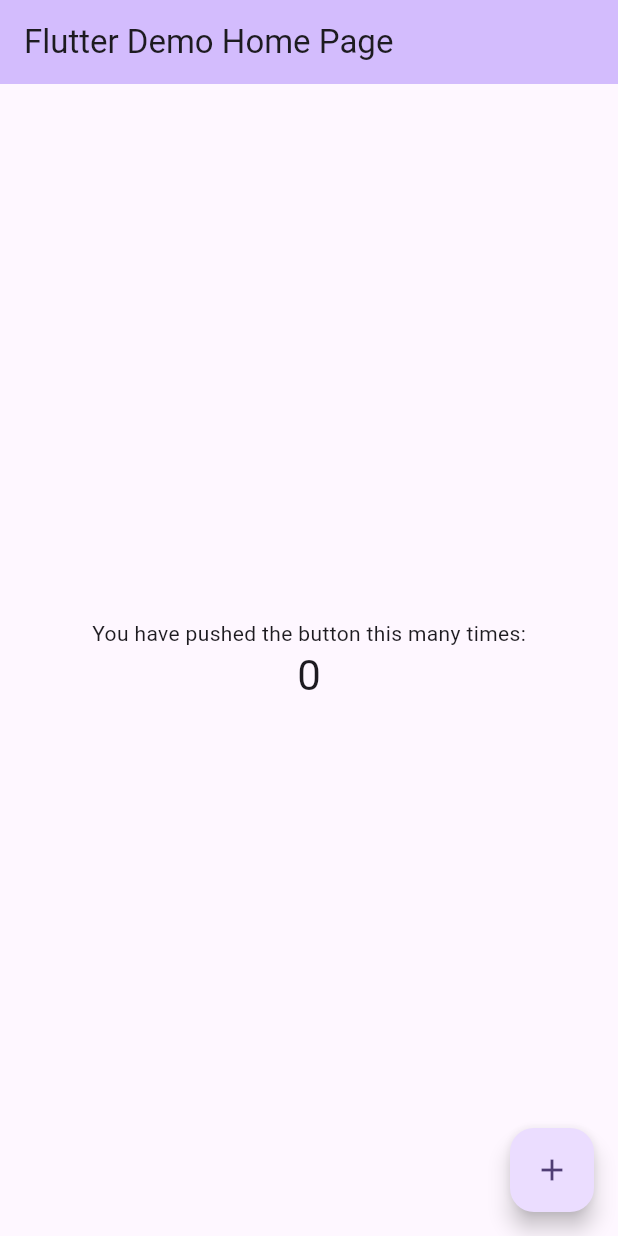
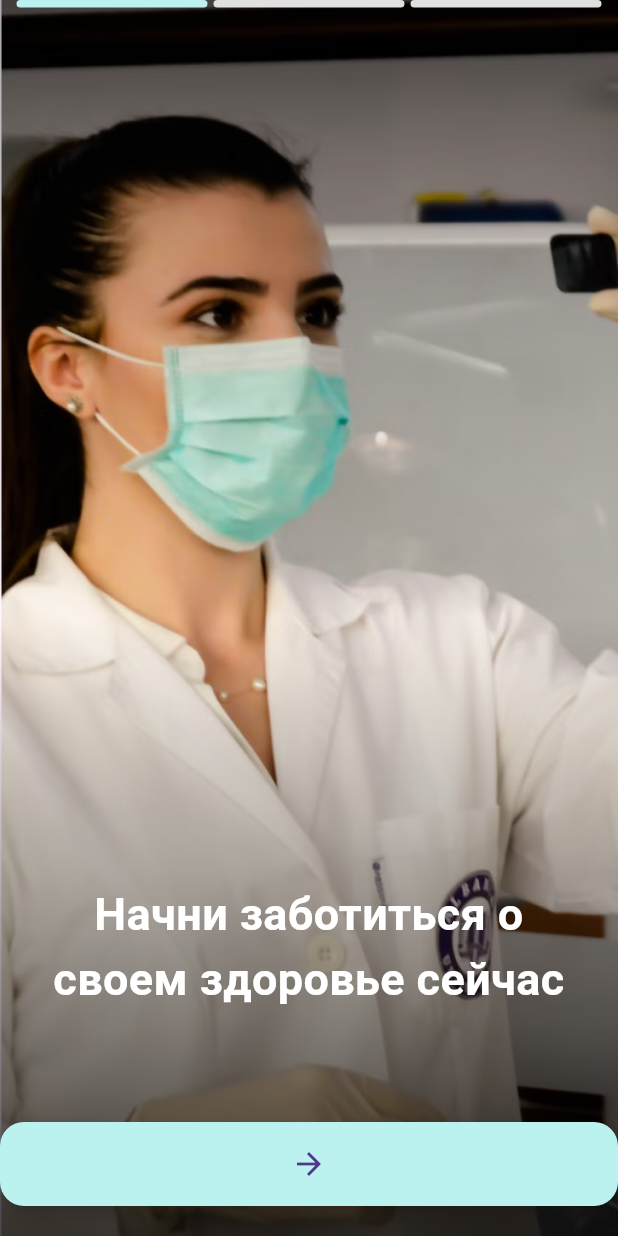
Before and after one commit to zzzhumashova/iHealth, a Flutter app: the screen it shows after launch, on a phone screen of 412 x 824 dp. Run offline on Flutter 3.47's test engine with Material 3 defaults, Android fonts, the phone set to English and light mode, and no system bars; our stand-ins replace carousel_slider, image_picker, shared_preferences.

Commit message:
Splash Screens

```diff
--- a/lib/features/homePage/main.dart
+++ /dev/null
@@ -1,19 +0,0 @@
-import 'package:flutter/material.dart';
-import 'package:ihealthapp/common_widgets/navigation.dart';
-// import 'package:ihealthapp/features/homePage/home.dart';
-
-
-void main() => runApp(const MyApp());
-
-class MyApp extends StatelessWidget {
-  const MyApp({super.key});
-
-  @override
-  Widget build(BuildContext context) {
-    return MaterialApp(
-      title: 'iHealth App',
-      theme: ThemeData(),
-      home: const NavigationPage(),
-    );
-  }
-}
--- /dev/null
+++ b/lib/features/splashPage/progress_bar.dart
@@ -0,0 +1,34 @@
+//progress_bar.dart
+import 'package:flutter/material.dart';
+
+class ProgressBar extends StatelessWidget {
+  final int currentPage;
+  final int pageCount;
+  final double barWidth;
+
+  const ProgressBar({
+    Key? key,
+    required this.currentPage,
+    required this.pageCount,
+    required this.barWidth,
+  }) : super(key: key);
+
+  @override
+  Widget build(BuildContext context) {
+    return Row(
+      mainAxisAlignment: MainAxisAlignment.center,
+      children: List.generate(
+        pageCount,
+        (index) => Container(
+          width: barWidth,
+          height: 5,
+          margin: const EdgeInsets.symmetric(horizontal: 2),
+          decoration: BoxDecoration(
+            color: index <= currentPage ? const Color(0xFFBBF2EF) : Colors.grey[300],
+            borderRadius: BorderRadius.circular(2.5),
+          ),
+        ),
+      ),
+    );
+  }
+}
--- /dev/null
+++ b/lib/features/splashPage/universal_splash.dart
@@ -0,0 +1,93 @@
+import 'package:flutter/material.dart';
+import 'progress_bar.dart'; // Make sure the ProgressBar widget is defined in this import
+
+class UniversalSplashScreen extends StatelessWidget {
+  final String backgroundImage;
+  final String text;
+  final VoidCallback onNavigateForward;
+  final int currentPage;
+  final int totalPages;
+
+  const UniversalSplashScreen({
+    Key? key,
+    required this.backgroundImage,
+    required this.text,
+    required this.onNavigateForward,
+    required this.currentPage,
+    required this.totalPages,
+  }) : super(key: key);
+
+  @override
+  Widget build(BuildContext context) {
+    final double screenWidth = MediaQuery.of(context).size.width;
+    final double barWidth = (screenWidth / totalPages) - 10;
+
+    return Scaffold(
+      body: Stack(
+        children: [
+          // Image as the background, covering the entire screen
+          Positioned.fill(
+            child: Image.asset(
+              backgroundImage,
+              fit: BoxFit.cover, // Ensures the image covers the screen without distortion
+            ),
+          ),
+          // Gradient overlay on the image
+          Positioned.fill(
+            child: Container(
+              decoration: BoxDecoration(
+                gradient: LinearGradient(
+                  colors: [
+                    Colors.black.withOpacity(0.3), // Slightly dark at the top
+                    Colors.transparent, // Transparent in the middle
+                    Colors.black.withOpacity(0.7), // Darker at the bottom to highlight the text
+                  ],
+                  begin: Alignment.topCenter,
+                  end: Alignment.bottomCenter,
+                  stops: const [0.0, 0.5, 1.0], // Stops for gradient effect
+                ),
+              ),
+            ),
+          ),
+          // Progress bar indicating the current page
+          Positioned(
+            top: MediaQuery.of(context).padding.top,
+            left: 0,
+            right: 0,
+            child: ProgressBar(
+              currentPage: currentPage,
+              pageCount: totalPages,
+              barWidth: barWidth, // Width for each segment of the progress bar
+            ),
+          ),
+          // Text widget positioned at the bottom of the screen
+          Positioned(
+            bottom: 150,
+            left: 20,
+            right: 20,
+            child: Text(
+              text,
+              textAlign: TextAlign.center,
+              style: const TextStyle(
+                fontSize: 30,
+                fontWeight: FontWeight.bold,
+                color: Colors.white, // White color for text to be visible on dark gradient
+              ),
+            ),
+          ),
+          // Floating action button positioned at the bottom of the screen
+          Positioned(
+            left: 0,
+            right: 0,
+            bottom: 20,
+            child: FloatingActionButton(
+              onPressed: onNavigateForward, // Callback for button press
+              backgroundColor: const Color(0xFFBBF2EF), // Theme color for the button
+              child: const Icon(Icons.arrow_forward), // Icon inside the button
+            ),
+          ),
+        ],
+      ),
+    );
+  }
+}
--- a/lib/main.dart
+++ b/lib/main.dart
@@ -1,4 +1,5 @@
 import 'package:flutter/material.dart';
+import 'package:ihealthapp/features/splashPage/first_splash.dart';
 
 void main() {
   runApp(const MyApp());
@@ -10,116 +11,8 @@ class MyApp extends StatelessWidget {
   // This widget is the root of your application.
   @override
   Widget build(BuildContext context) {
-    return MaterialApp(
-      title: 'Flutter Demo',
-      theme: ThemeData(
-        // This is the theme of your application.
-        //
-        // TRY THIS: Try running your application with "flutter run". You'll see
-        // the application has a blue toolbar. Then, without quitting the app,
-        // try changing the seedColor in the colorScheme below to Colors.green
-        // and then invoke "hot reload" (save your changes or press the "hot
-        // reload" button in a Flutter-supported IDE, or press "r" if you used
-        // the command line to start the app).
-        //
-        // Notice that the counter didn't reset back to zero; the application
-        // state is not lost during the reload. To reset the state, use hot
-        // restart instead.
-        //
-        // This works for code too, not just values: Most code changes can be
-        // tested with just a hot reload.
-        colorScheme: ColorScheme.fromSeed(seedColor: Colors.deepPurple),
-        useMaterial3: true,
-      ),
-      home: const MyHomePage(title: 'Flutter Demo Home Page'),
+    return const MaterialApp(
+      home: FirstSplashScreen(),
     );
   }
 }
-
-class MyHomePage extends StatefulWidget {
-  const MyHomePage({super.key, required this.title});
-
-  // This widget is the home page of your application. It is stateful, meaning
-  // that it has a State object (defined below) that contains fields that affect
-  // how it looks.
-
-  // This class is the configuration for the state. It holds the values (in this
-  // case the title) provided by the parent (in this case the App widget) and
-  // used by the build method of the State. Fields in a Widget subclass are
-  // always marked "final".
-
-  final String title;
-
-  @override
-  State<MyHomePage> createState() => _MyHomePageState();
-}
-
-class _MyHomePageState extends State<MyHomePage> {
-  int _counter = 0;
-
-  void _incrementCounter() {
-    setState(() {
-      // This call to setState tells the Flutter framework that something has
-      // changed in this State, which causes it to rerun the build method below
-      // so that the display can reflect the updated values. If we changed
-      // _counter without calling setState(), then the build method would not be
-      // called again, and so nothing would appear to happen.
-      _counter++;
-    });
-  }
-
-  @override
-  Widget build(BuildContext context) {
-    // This method is rerun every time setState is called, for instance as done
-    // by the _incrementCounter method above.
-    //
-    // The Flutter framework has been optimized to make rerunning build methods
-    // fast, so that you can just rebuild anything that needs updating rather
-    // than having to individually change instances of widgets.
-    return Scaffold(
-      appBar: AppBar(
-        // TRY THIS: Try changing the color here to a specific color (to
-        // Colors.amber, perhaps?) and trigger a hot reload to see the AppBar
-        // change color while the other colors stay the same.
-        backgroundColor: Theme.of(context).colorScheme.inversePrimary,
-        // Here we take the value from the MyHomePage object that was created by
-        // the App.build method, and use it to set our appbar title.
-        title: Text(widget.title),
-      ),
-      body: Center(
-        // Center is a layout widget. It takes a single child and positions it
-        // in the middle of the parent.
-        child: Column(
-          // Column is also a layout widget. It takes a list of children and
-          // arranges them vertically. By default, it sizes itself to fit its
-          // children horizontally, and tries to be as tall as its parent.
-          //
-          // Column has various properties to control how it sizes itself and
-          // how it positions its children. Here we use mainAxisAlignment to
-          // center the children vertically; the main axis here is the vertical
-          // axis because Columns are vertical (the cross axis would be
-          // horizontal).
-          //
-          // TRY THIS: Invoke "debug painting" (choose the "Toggle Debug Paint"
-          // action in the IDE, or press "p" in the console), to see the
-          // wireframe for each widget.
-          mainAxisAlignment: MainAxisAlignment.center,
-          children: <Widget>[
-            const Text(
-              'You have pushed the button this many times:',
-            ),
-            Text(
-              '$_counter',
-              style: Theme.of(context).textTheme.headlineMedium,
-            ),
-          ],
-        ),
-      ),
-      floatingActionButton: FloatingActionButton(
-        onPressed: _incrementCounter,
-        tooltip: 'Increment',
-        child: const Icon(Icons.add),
-      ), // This trailing comma makes auto-formatting nicer for build methods.
-    );
-  }
-}
--- a/pubspec.yaml
+++ b/pubspec.yaml
@@ -23,6 +23,10 @@ flutter:
   uses-material-design: true
   assets:
     - assets/img/
+    - assets/img/icon.png
+    - assets/img/image.png
+    - assets/img/image2.png
+    - assets/img/image3.png
     - assets/img/profile_image.webp
     - assets/img/streptodermiya2.jpg
     - assets/img/exemaa.jpg
```
Also changed, not shown: lib/features/authentification/signup.dart (+24 -0 lines), lib/features/splashPage/app_splash.dart (added, +55 -0 lines), lib/features/splashPage/first_splash.dart (added, +51 -0 lines), assets/img/icon.png (added), assets/img/image.png (added), assets/img/image2.png (added), assets/img/image3.png (added), lib/features/splashPage/splash1.dart (deleted), lib/features/splashPage/splash2.dart (deleted), lib/features/splashPage/splash3.dart (deleted), lib/features/splashPage/splash4.dart (deleted).
